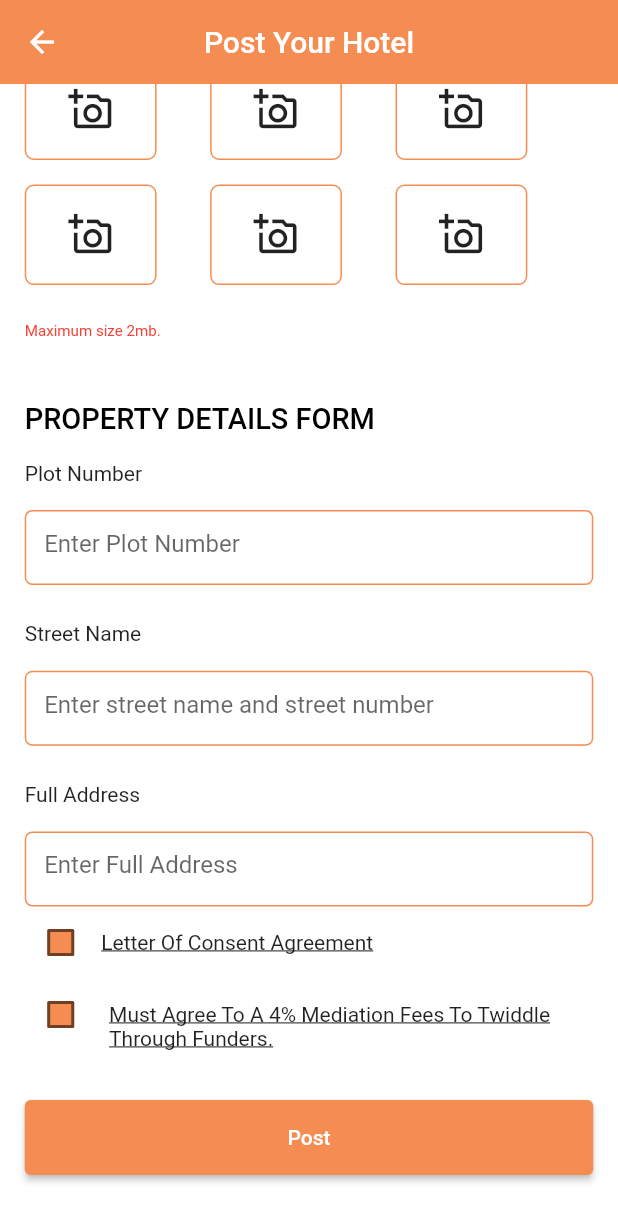
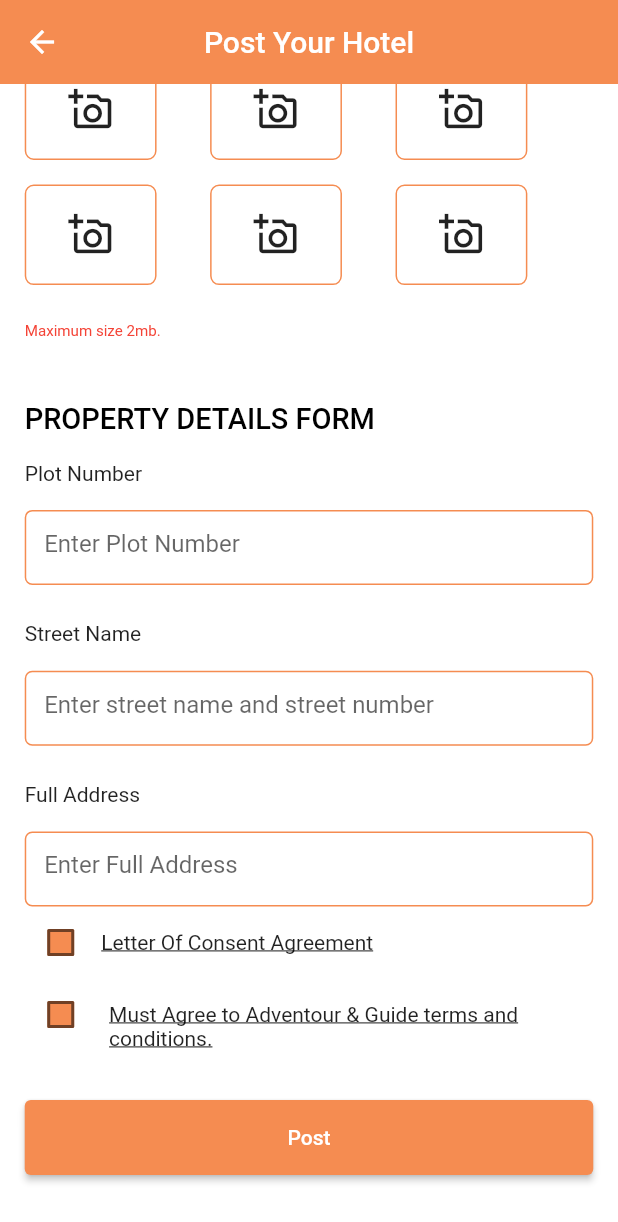
Before and after one commit to hamzasiddiqui97/Adventour-Guide-FYP, a Flutter app: the AddPostScreen screen opened directly, scrolled down 272 dp, on a phone screen of 412 x 824 dp. Shown: the top 1222 px of the screen. Run offline on Flutter 3.47's test engine with Material 2 defaults, Android fonts, the phone set to English and light mode, and no system bars; our stand-ins replace cached_network_image, cloud_firestore, dio, firebase_auth, firebase_core, firebase_database and 19 more; missing offline and left inert: flutter_google_places, flutter_polyline_points, google_api_headers, google_directions_api, google_maps_webservice; accounts and stored records are empty; project files that could hold a hidden picture were left out.

```diff
--- a/lib/view/screens/views/addProperty.dart
+++ b/lib/view/screens/views/addProperty.dart
@@ -1790,7 +1790,7 @@ class _AddPostScreenState extends State<AddPostScreen> {
                     ),
                     const Expanded(
                         child: Text(
-                            'Must Agree To A 4% Mediation Fees To Twiddle Through Funders.',style: TextStyle(decoration: TextDecoration.underline),))
+                            'Must Agree to Adventour & Guide terms and conditions.',style: TextStyle(decoration: TextDecoration.underline),))
                   ]),
                   SizedBox(height: 4.h),
                   SizedBox(
```
